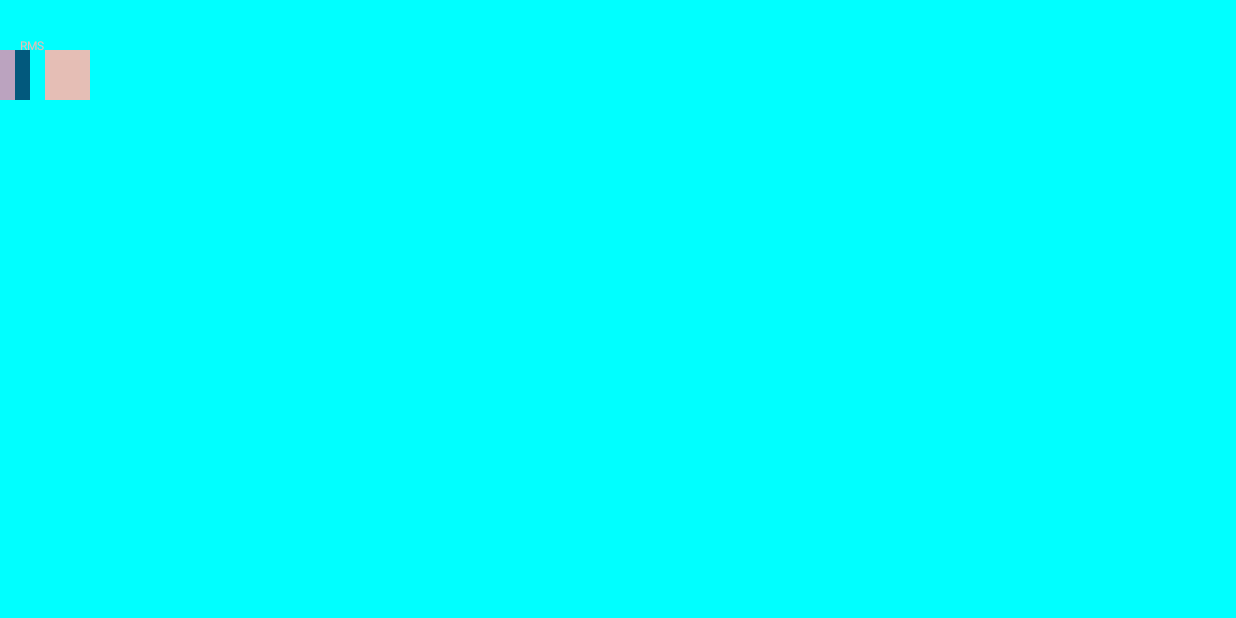
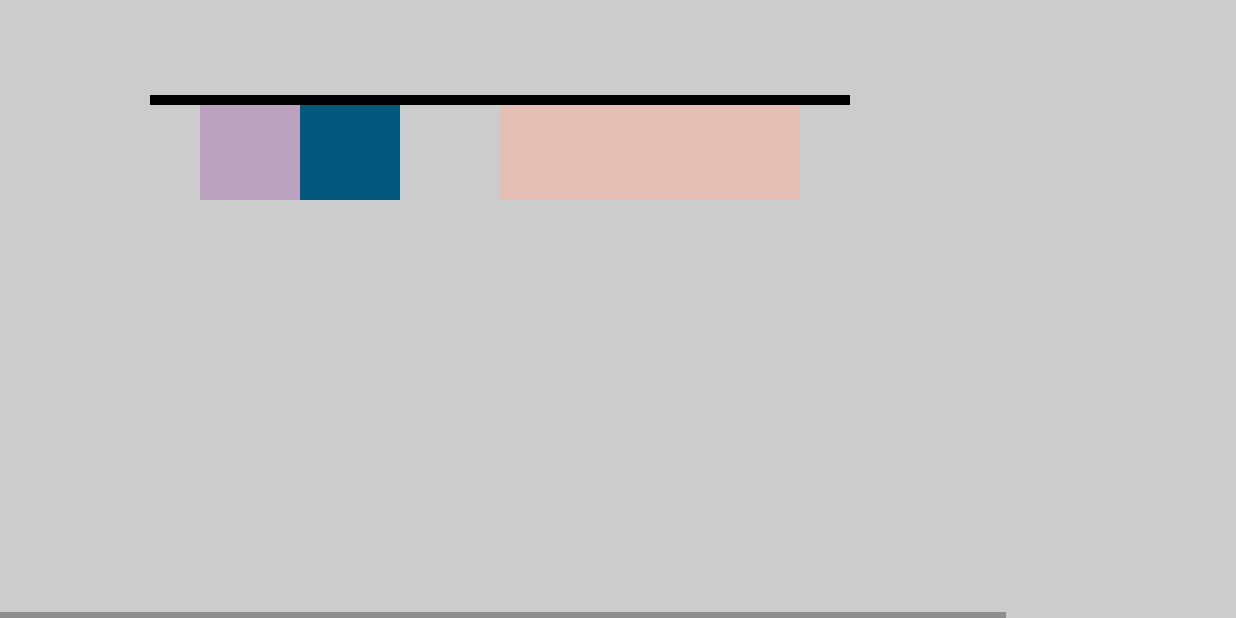
Before and after one commit to ChenfengLiu/RealTimeTaskSimApp, an Android app: the timeScrollingActivity screen opened directly, with no data from a screen before it, on a phone screen of 824 x 412 dp (held sideways). Run offline under Robolectric (Android 15) with nearby library versions, the phone set to English and light mode, and no system bars.

Commit message:
Modified Drawing Function/Activity

```diff
--- a/RealTimeSimApp/app/src/main/java/chenfeng/realtimesimapp/timeScrollingActivity.java
+++ b/RealTimeSimApp/app/src/main/java/chenfeng/realtimesimapp/timeScrollingActivity.java
@@ -11,9 +11,8 @@ import android.support.v7.app.AppCompatActivity;
 
 import android.view.Display;
 import android.view.View;
-import android.widget.HorizontalScrollView;
+
 import android.widget.LinearLayout;
-import android.widget.TextView;
 
 import java.util.ArrayList;
 import java.util.Random;
@@ -45,37 +44,44 @@ public class timeScrollingActivity extends AppCompatActivity {
         private ArrayList<Integer> startTime, endTime, taskId, colors;
         private ArrayList<Rect> mRectangles;
 
-        private int SCALE_INDEX = 15;
-        private int RECT_HEIGHT = 50;
+        private int SCALE_INDEX = 100;
+        private int RECT_HEIGHT = 100;
         private int Y_RMS = 100, Y_EDF = 400, Y_LLF = 700;
+        private int X_PADDING = 200;
 
 
         public CustomView(Context context) {
             super(context);
+
+            mPaint = new Paint();
+            mPaint.setColor(Color.GRAY);
+
             clearLists();
-            new scheduleRMS();
-            numTasks = scheduleRMS.getNumTasks();
-            startTime = scheduleRMS.getStartList();
-            endTime = scheduleRMS.getEndList();
-            taskId = scheduleRMS.getIdList();
+
+            scheduleRMS mRMSScheduler = new scheduleRMS();
+            numTasks = mRMSScheduler.getNumTasks();
+            startTime = mRMSScheduler.getStartList();
+            endTime = mRMSScheduler.getEndList();
+            taskId = mRMSScheduler.getIdList();
+
 
             getRandomColor();
             generateRectList();
 
-            mPaint = new Paint();
-            mPaint.setColor(Color.LTGRAY);
+
         }
 
         @Override
         protected void onDraw(Canvas canvas) {
+            //set background color
+            canvas.drawColor(Color.LTGRAY);
+            //Draw RMS schedule
+            drawRMSSchedule(canvas);
+            //Draw EDF schedule
+            drawEDFSchedule(canvas);
+            //Draw LLF schedule
+            drawLLFSchedule(canvas);
 
-            canvas.drawColor(Color.CYAN);
-            canvas.drawText("RMS", 0, 3, 20.0f, 50.0f, mPaint);
-
-            for(int i = 0; i< taskId.size(); i++){
-                mPaint.setColor(colors.get(taskId.get(i)));
-                canvas.drawRect(mRectangles.get(i), mPaint);
-            }
 
         }
 
@@ -83,27 +89,54 @@ public class timeScrollingActivity extends AppCompatActivity {
         protected void onMeasure(int widthMeasureSpec, int heightMeasureSpec) {
             Display d = getWindowManager().getDefaultDisplay();
             Point dSize = new Point();
+
             d.getSize(dSize);
+
             int width = dSize.x + 1000;
             int height = dSize.y;
             setMeasuredDimension(width, height);
 
         }
+
         ////////////////////////////////////////////////////////////////////////////////////////////
         //draw helper function
         ////////////////////////////////////////////////////////////////////////////////////////////
-        private void clearLists(){
-            startTime = new ArrayList<>();
-            endTime = new ArrayList<>();
-            taskId = new ArrayList<>();
-            colors = new ArrayList<>();
-            mRectangles = new ArrayList<>();
+        private void drawRMSSchedule(Canvas canvas) {
+
+            for (int i = 0; i < taskId.size(); i++) {
+                mPaint.setColor(colors.get(taskId.get(i)));
+                canvas.drawRect(mRectangles.get(i), mPaint);
+            }
+            mPaint.setColor(Color.BLACK);
+            mPaint.setStrokeWidth(10.0f);
+
+            float lineWidth = (float) endTime.get(endTime.size()-1) * SCALE_INDEX;
+            canvas.drawLine(150.0f, (float) Y_RMS, (250.0f + lineWidth) , (float) Y_RMS, mPaint);
+        }
+
+        private void drawEDFSchedule(Canvas canvas) {
+
+        }
+
+        private void drawLLFSchedule(Canvas canvas) {
+
+        }
+
+        ////////////////////////////////////////////////////////////////////////////////////////////
+        //List helper function
+        ////////////////////////////////////////////////////////////////////////////////////////////
+        private void clearLists() {
+            startTime = new ArrayList<Integer>();
+            endTime = new ArrayList<Integer>();
+            taskId = new ArrayList<Integer>();
+            colors = new ArrayList<Integer>();
+            mRectangles = new ArrayList<Rect>();
         }
 
         private void getRandomColor() {
             Random ran = new Random();
 
-            for(int i = 0; i< numTasks; i++){
+            for (int i = 0; i < numTasks; i++) {
                 int randColor = Color.argb(255, ran.nextInt(256), ran.nextInt(256), ran.nextInt(256));
                 colors.add(randColor);
             }
@@ -112,9 +145,9 @@ public class timeScrollingActivity extends AppCompatActivity {
         private void generateRectList() {
 
             for (int i = 0; i < startTime.size(); i++) {
-                int x = startTime.get(i);
-                int width = endTime.get(i);
-                mRectangle = new Rect(x * SCALE_INDEX, Y_RMS, width * SCALE_INDEX, RECT_HEIGHT);
+                int x = startTime.get(i) * SCALE_INDEX;
+                int width = (endTime.get(i) - startTime.get(i)) * SCALE_INDEX;
+                mRectangle = new Rect((x + X_PADDING), Y_RMS, (width + x + X_PADDING), (RECT_HEIGHT + Y_RMS));
                 mRectangles.add(mRectangle);
             }
 
```
